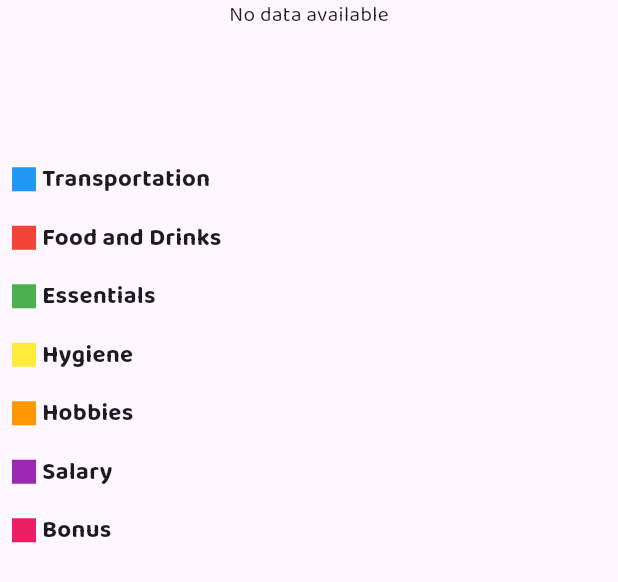
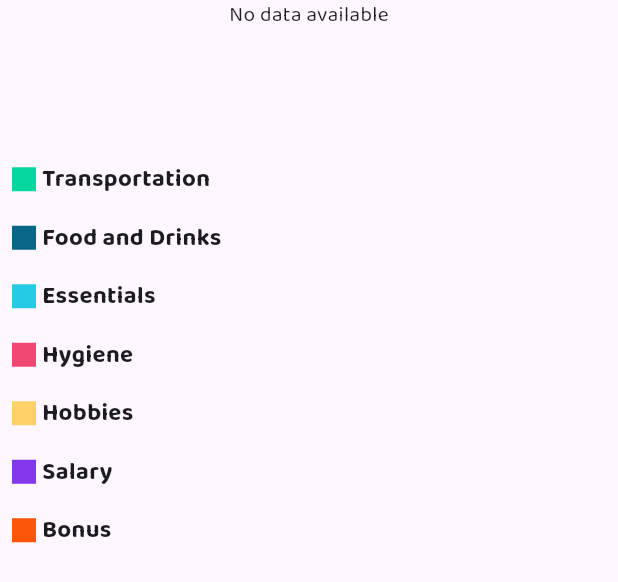
Before and after one commit to ChristabellaJC/Flutter_Hamptrack_Expense_and_Budget_Tracker, a Flutter app: the PieChartSample2 widget shown alone on an empty page, opened directly with empty values, on a phone screen of 412 x 824 dp. Shown: the top 582 px of the screen. Run offline on Flutter 3.47's test engine with Material 3 defaults, Android fonts, the phone set to English and light mode, and no system bars; our stand-ins replace cloud_firestore, firebase_auth, firebase_core, fl_chart, get, getwidget and 1 more; accounts and stored records are empty.

Commit message:
fix piechart

```diff
--- a/lib/functions/chart/pie_chart.dart
+++ b/lib/functions/chart/pie_chart.dart
@@ -10,34 +10,44 @@ enum CategoryExpense {
     'Transportation',
     Icons.directions_bus_filled_outlined,
     1,
-    Colors.blue,
+    Color(0xFF06D6A0),
   ),
   foodanddrinks(
     'Food and Drinks',
     Icons.fastfood,
     2,
-    Colors.red,
+    Color(0xFF086788),
   ),
   essentials(
     'Essentials',
     Icons.favorite,
     3,
-    Colors.green,
+    Color(0xFF25CBE5),
   ),
   hygiene(
     'Hygiene',
     Icons.health_and_safety_outlined,
     4,
-    Colors.yellow,
+    Color(0xFFEF476F),
   ),
   hobbies(
     'Hobbies',
     Icons.sports_esports_outlined,
     5,
-    Colors.orange,
+    Color(0xFFFFD166),
   ),
-  salary('Salary', Icons.payments_outlined, 6, Colors.purple),
-  bonus('Bonus', Icons.local_mall_outlined, 7, Colors.pink);
+  salary(
+    'Salary',
+    Icons.payments_outlined,
+    6,
+    Color(0xFF8338EC)
+    ),
+  bonus(
+    'Bonus',
+    Icons.local_mall_outlined,
+    7,
+    Color(0xFFFB5607)
+    );
 
   const CategoryExpense(this.label, this.icon, this.id, this.color);
   final String label;
@@ -180,8 +190,8 @@ class PieChart2State extends State<PieChartSample2> {
           titleStyle: TextStyle(
             fontSize: touchedIndex == category.id ? 25.0 : 16.0,
             fontWeight: FontWeight.bold,
-            color: primaryColor,
-            shadows: [Shadow(color: Colors.black, blurRadius: 2)],
+            color: whiteColor,
+            shadows: [Shadow(color: shadowColor, blurRadius: 2)],
           ),
         ),
       );
--- a/lib/routes/routes.dart
+++ b/lib/routes/routes.dart
@@ -1,7 +1,6 @@
 import "package:dev_hampter/components/bottomnavbar.dart";
 import "package:dev_hampter/screens/account/account_page.dart";
 import "package:dev_hampter/screens/account/account_settings_page.dart";
-import "package:dev_hampter/screens/add/add_details_page.dart";
 import "package:dev_hampter/screens/homescreens/details_page.dart";
 import "package:dev_hampter/screens/homescreens/home_page.dart";
 import "package:dev_hampter/screens/signupandsignin/sign_up_page.dart";
@@ -71,10 +70,6 @@ class RoutesClass {
     //   page: () => const AddPage(),
     // ),
     GetPage(
-      name: addDetailsPage,
-      page: () => const AddDetailsPage(),
-    ),
-    GetPage(
       name: detailsPage,
       page: () => const DetailsPage(),
     ),
--- a/lib/utils/uni_vars.dart
+++ b/lib/utils/uni_vars.dart
@@ -45,12 +45,12 @@ enum CategoryIncome {
   salary(
     'Salary',
     Icons.payments_outlined,
-    1,
+    6,
   ),
   bonus(
     'Bonus',
     Icons.local_mall_outlined,
-    2,
+    7,
   );
 
   const CategoryIncome(this.label, this.icon, this.id);
```
